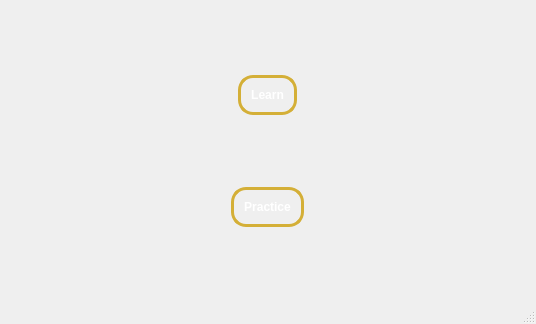
This is mainwindow.ui in owenharvey78/blackjack-learning-game as Qt 5 draws it before an edit. The edited form follows.
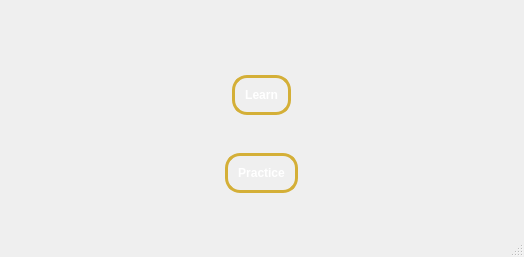
This is the edited form. Icons and pictures are not drawn.

Commit message: set up main menu ui

What changed in the file:
```diff
--- a/mainwindow.ui
+++ b/mainwindow.ui
@@ -6,55 +6,29 @@
    <rect>
     <x>0</x>
     <y>0</y>
-    <width>536</width>
-    <height>324</height>
+    <width>524</width>
+    <height>257</height>
    </rect>
   </property>
   <property name="windowTitle">
    <string>MainWindow</string>
   </property>
+  <property name="autoFillBackground">
+   <bool>false</bool>
+  </property>
   <property name="animated">
    <bool>true</bool>
   </property>
   <widget class="QWidget" name="centralwidget">
+   <property name="autoFillBackground">
+    <bool>false</bool>
+   </property>
    <property name="styleSheet">
     <string notr="true"/>
    </property>
    <layout class="QGridLayout" name="gridLayout">
-    <item row="2" column="0" alignment="Qt::AlignmentFlag::AlignHCenter">
-     <widget class="QPushButton" name="pushButton_2">
-      <property name="styleSheet">
-       <string notr="true">QPushButton{
-	background-color: qlineargradient(
-		spread:pad,
-		x1:0, y1:0, x2:0, y2:1,
-		stop:0 #2b1f0e
-		stop:1 #8c6c26
-	);
-
-	color: white;
-	font-weight: bold;
-	border: 3px solid #d4af37;
-	border-radius: 15px;
-	padding: 10px;
-}
-
-QPushButton:hover{
-	background-color: qlineargradient(
-		spread:pad,
-		x1:0, y1:0, x2:0, y2:1,
-		stop:0 #3b2f1c,
-		stop:1 #ad8c32
-	);
-}</string>
-      </property>
-      <property name="text">
-       <string>Practice</string>
-      </property>
-     </widget>
-    </item>
-    <item row="1" column="0" alignment="Qt::AlignmentFlag::AlignHCenter">
-     <widget class="QPushButton" name="pushButton">
+    <item row="6" column="0" alignment="Qt::AlignmentFlag::AlignHCenter|Qt::AlignmentFlag::AlignBottom">
+     <widget class="QPushButton" name="learnButton">
       <property name="styleSheet">
        <string notr="true">QPushButton{
 	background-color: qlineargradient(
@@ -85,6 +59,38 @@
       </property>
      </widget>
     </item>
+    <item row="7" column="0" alignment="Qt::AlignmentFlag::AlignHCenter|Qt::AlignmentFlag::AlignVCenter">
+     <widget class="QPushButton" name="practiceButton">
+      <property name="styleSheet">
+       <string notr="true">QPushButton{
+	background-color: qlineargradient(
+		spread:pad,
+		x1:0, y1:0, x2:0, y2:1,
+		stop:0 #2b1f0e
+		stop:1 #8c6c26
+	);
+
+	color: white;
+	font-weight: bold;
+	border: 3px solid #d4af37;
+	border-radius: 15px;
+	padding: 10px;
+}
+
+QPushButton:hover{
+	background-color: qlineargradient(
+		spread:pad,
+		x1:0, y1:0, x2:0, y2:1,
+		stop:0 #3b2f1c,
+		stop:1 #ad8c32
+	);
+}</string>
+      </property>
+      <property name="text">
+       <string>Practice</string>
+      </property>
+     </widget>
+    </item>
    </layout>
   </widget>
   <widget class="QMenuBar" name="menubar">
```
Left out of the diff: 7 changed lines with no effect on the pictures. The commit also changes 3 other files.
